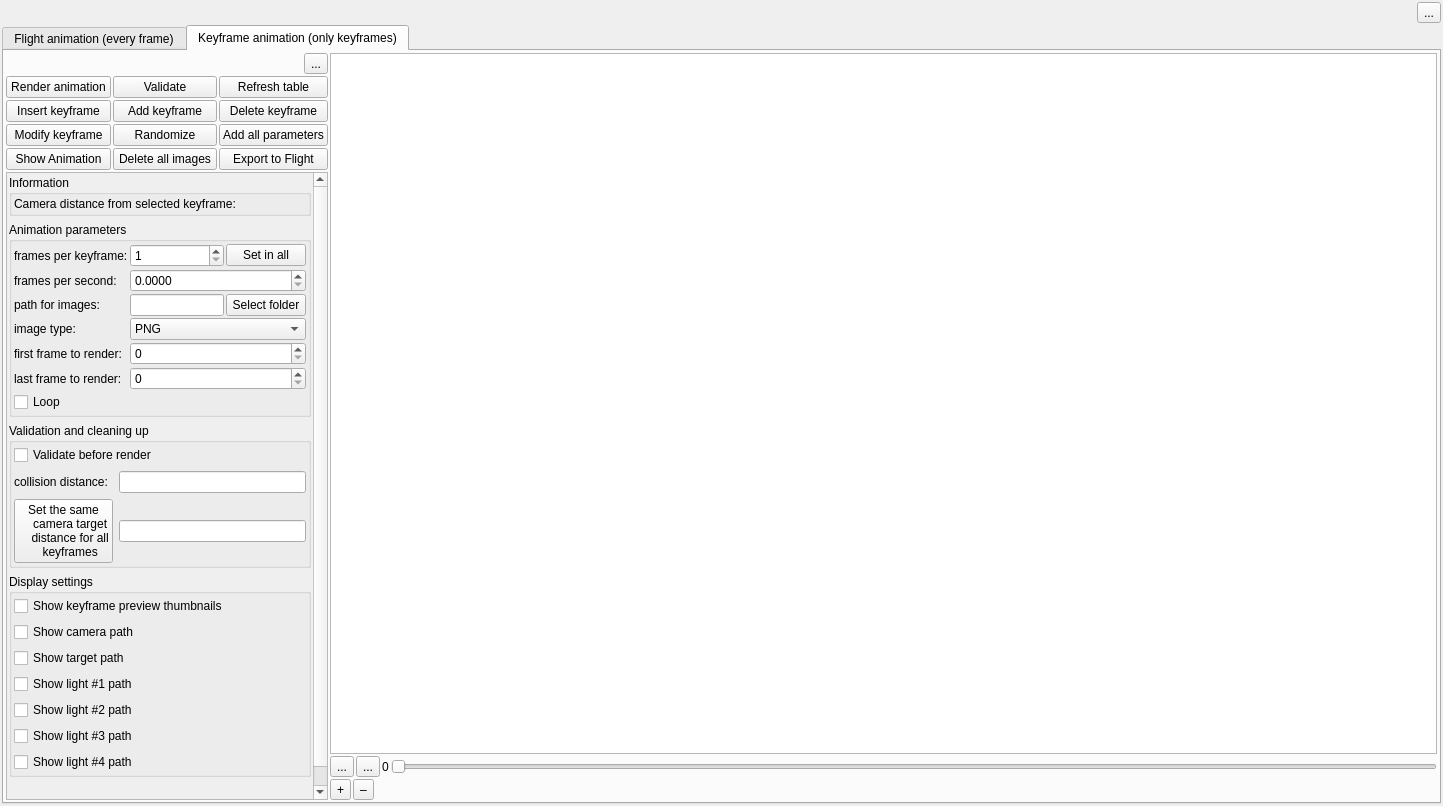
Before: the Qt Designer form mandelbulber2/qt/dock_animation.ui in buddhi1980/mandelbulber2, drawn with Qt 5.
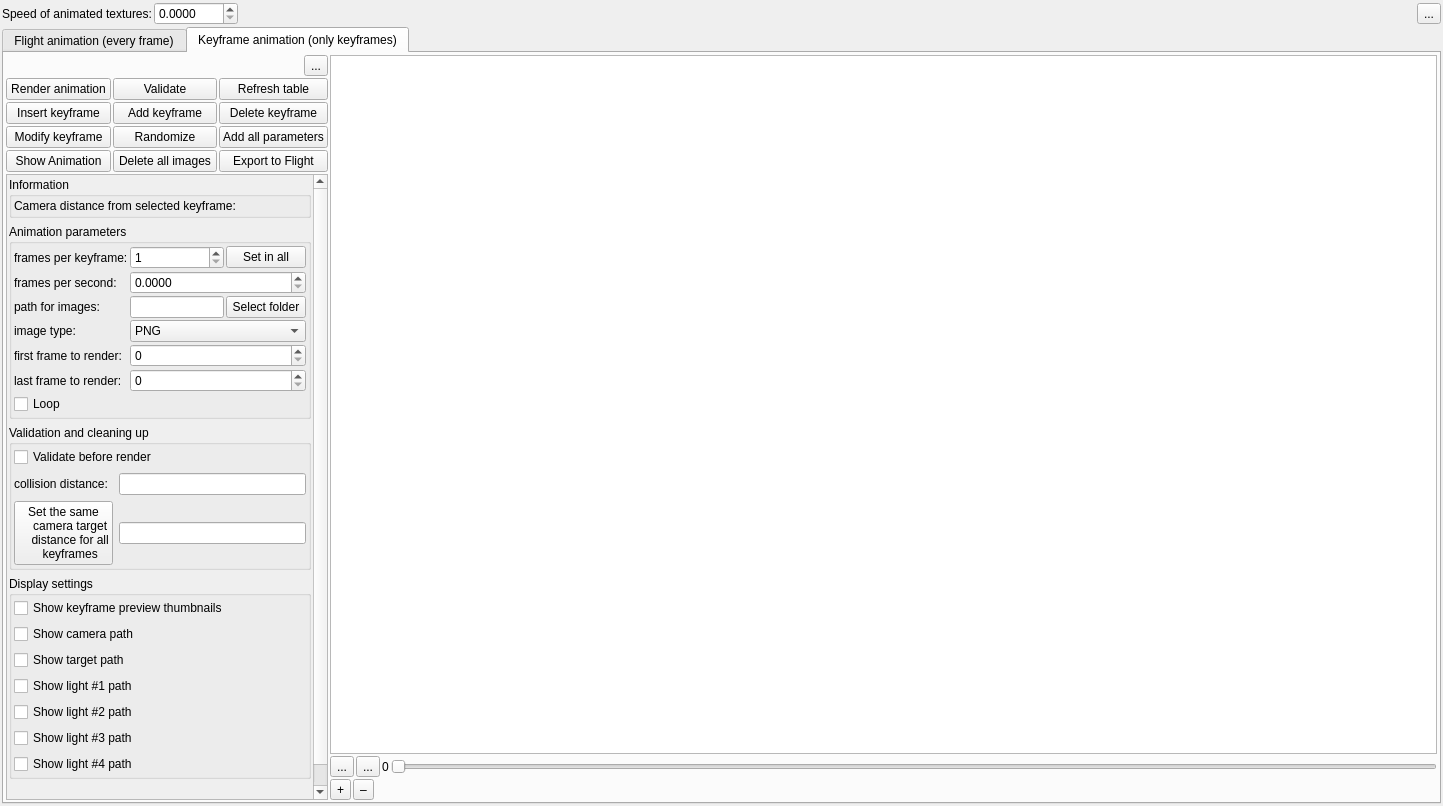
After: the same form once the commit is applied. Icons and pictures are not drawn. Custom widgets are drawn as their Qt base class.

Commit message:
feat: speed of animated textures (#704)
New scene parameter textures_animation_speed (default 1.0, saved with the scene) and a spin box in the Animation dock. The image of an animated texture (file name with %) is picked as floor(frame * speed) by AnimatedTextureFrame() for the background, environment map, light map, material and light textures. NetRender clients request that index, so the server maps it the same way. Speed 1.0 keeps the old behaviour.

The edit to the form file:
```diff
--- a/mandelbulber2/qt/dock_animation.ui
+++ b/mandelbulber2/qt/dock_animation.ui
@@ -45,6 +45,29 @@
      </property>
      <item>
       <layout class="QHBoxLayout" name="horizontalLayout_help_pushButton_help_animation">
+       <item>
+        <widget class="QLabel" name="label_textures_animation_speed">
+         <property name="text">
+          <string>Speed of animated textures:</string>
+         </property>
+        </widget>
+       </item>
+       <item>
+        <widget class="MyDoubleSpinBox" name="spinbox_textures_animation_speed">
+         <property name="toolTip">
+          <string>&lt;html&gt;&lt;head/&gt;&lt;body&gt;&lt;p&gt;Speed of animated textures (image sequences with '%' in the file name) used by the background, environment map, light map, materials and lights.&lt;/p&gt;&lt;p&gt;1.0 uses the next image of the sequence for each animation frame, 0.5 shows every image for two frames, 2.0 skips every second image and 0 always uses the first image.&lt;/p&gt;&lt;/body&gt;&lt;/html&gt;</string>
+         </property>
+         <property name="decimals">
+          <number>4</number>
+         </property>
+         <property name="maximum">
+          <double>1000.000000000000000</double>
+         </property>
+         <property name="singleStep">
+          <double>0.100000000000000</double>
+         </property>
+        </widget>
+       </item>
        <item>
         <spacer name="horizontalSpacer_help_pushButton_help_animation">
          <property name="orientation">
```
The commit also changes 8 other files.
